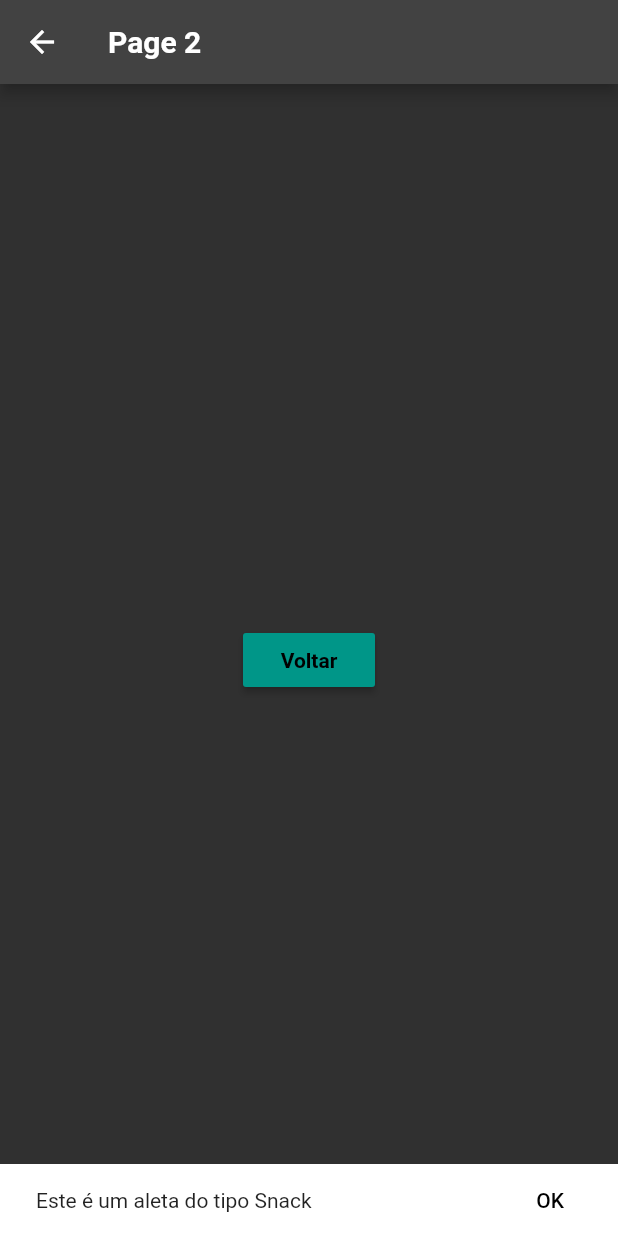
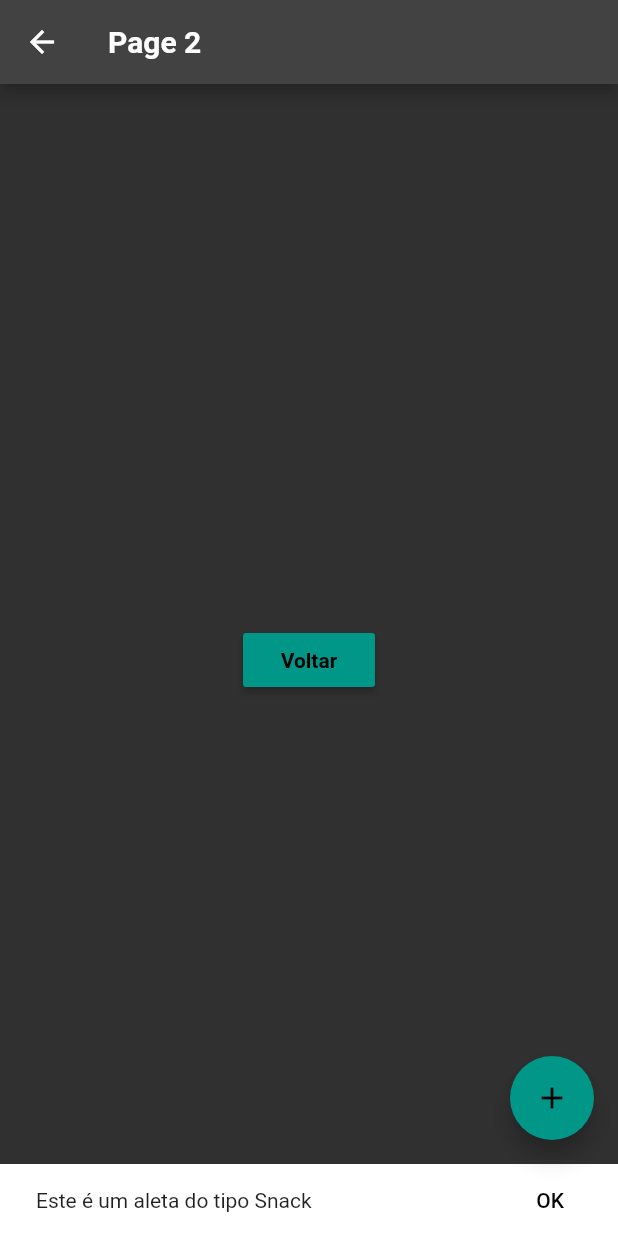
Before and after one commit to carlosfilhou/movie-catalog, a Flutter app: the HelloPage2 screen opened directly, on a phone screen of 412 x 824 dp. Run offline on Flutter 3.47's test engine with Material 2 defaults, Android fonts, the phone set to English and light mode, and no system bars.

Commit message:
feat-fabPage2

```diff
--- a/lib/pages/hello_page2.dart
+++ b/lib/pages/hello_page2.dart
@@ -11,7 +11,27 @@ class HelloPage2 extends StatelessWidget {
     return Scaffold(
       appBar: _appBar(),
       body: _body(context),
+      floatingActionButton: _fab(),
     );
+  }
+
+  _fab() {
+    return Row(
+      mainAxisAlignment: MainAxisAlignment.end,
+      children: [
+        FloatingActionButton(
+          backgroundColor: Colors.teal,
+          child: Icon(Icons.add),
+          onPressed: () {
+            _onClickFab();
+          },
+        ),
+      ],
+    );
+  }
+
+  _onClickFab() {
+    print('Você clicou no FAB!!');
   }
 
   _body(context) {
--- a/lib/pages/homepage.dart
+++ b/lib/pages/homepage.dart
@@ -48,8 +48,8 @@ class HomePage extends StatelessWidget {
       child: PageView(
         children: [
           _img('assets/images/django.jpeg'),
+          _img('assets/images/thebatman.jpeg'),
           _img('assets/images/1917.jpeg'),
-          _img('assets/images/thebatman.jpeg'),
           _img('assets/images/vidasecretawalter.jpeg'),
           _img('assets/images/avengers.jpg'),
           _img('assets/images/gravidade.jpeg'),
```
